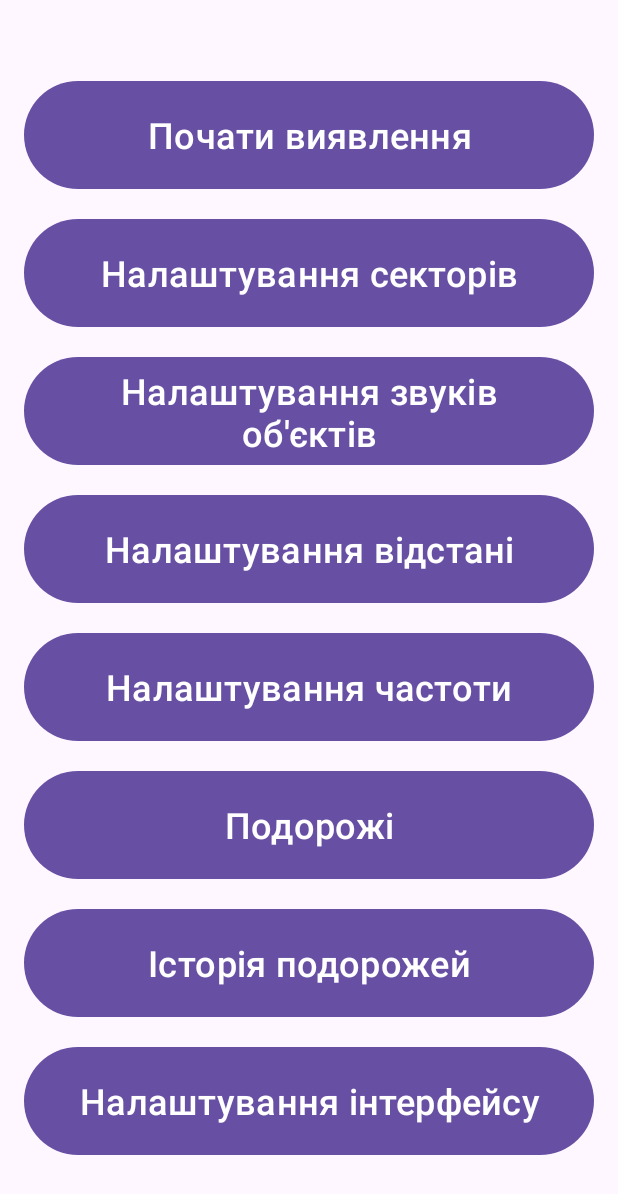
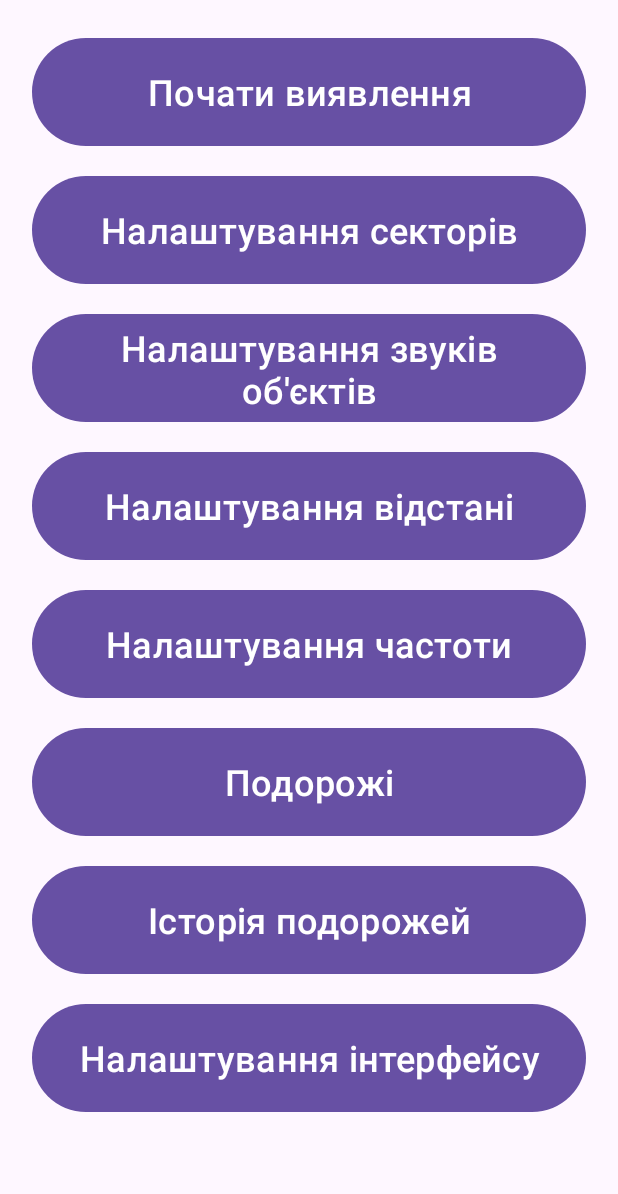
Before and after one commit to AnastasiiaMul/diploma, an Android app: the screen it shows after launch (MainActivity), on a phone screen of 412 x 824 dp. Shown: the top 1194 px of the screen. Run offline under Robolectric (Android 15) with nearby library versions, the phone set to English and light mode, and no system bars.

Commit message:
upd ui with scroll view

```diff
--- a/app/src/main/res/layout/activity_main.xml
+++ b/app/src/main/res/layout/activity_main.xml
@@ -1,10 +1,14 @@
 <?xml version="1.0" encoding="utf-8"?>
-<LinearLayout xmlns:android="http://schemas.android.com/apk/res/android"
+<ScrollView xmlns:android="http://schemas.android.com/apk/res/android"
+    android:layout_width="match_parent"
+    android:layout_height="match_parent"
+    android:padding="16dp">
+    <LinearLayout
         android:layout_width="match_parent"
         android:layout_height="match_parent"
         android:gravity="center"
         android:orientation="vertical"
-    android:padding="16dp">
+        android:padding="5dp">
 
         <Button
             android:id="@+id/btnStartDetection"
@@ -70,3 +74,4 @@
             android:layout_marginTop="12dp" />
 
     </LinearLayout>
+</ScrollView>
```
Lines whose indentation alone changed are shown as unchanged.
